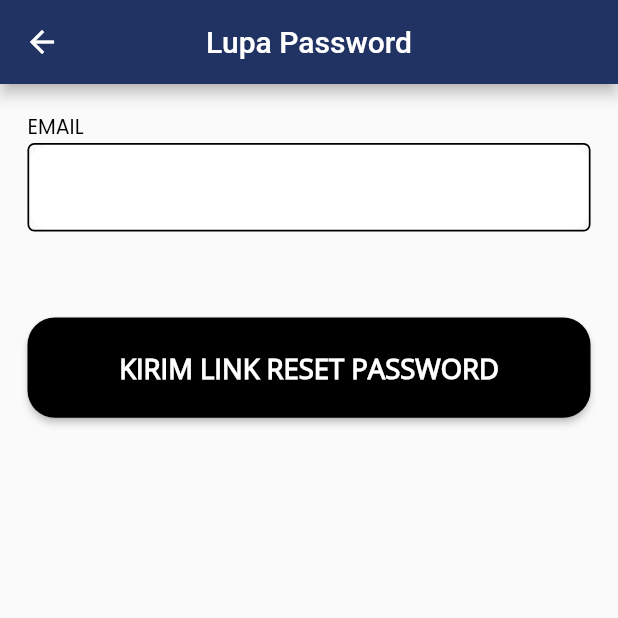
After one commit to wandacp/mirai_dev_order_monitoring, a Flutter app: the LupaPasswordView screen opened by its route, after a tap on "KIRIM LINK RESET PASSWORD", on a phone screen of 412 x 824 dp, the top half of it. The commit adds this screen. Run offline on Flutter 3.47's test engine with Material 2 defaults, Android fonts, the phone set to English and light mode, and no system bars; our stand-ins replace cloud_firestore, equatable, file_picker, firebase_auth, firebase_core, firebase_storage and 4 more; accounts and stored records are empty; statements that could not run were skipped.

Commit message:
add lupa password

```diff
--- a/lib/app/modules/auth/controllers/auth_controller.dart
+++ b/lib/app/modules/auth/controllers/auth_controller.dart
@@ -107,6 +107,23 @@ class AuthController extends GetxController {
     toggleIsLoadingData();
   }
 
+  Future<void> lupaPassword(String email) async {
+    try {
+      await FirebaseAuth.instance
+          .sendPasswordResetEmail(email: email)
+          .then((value) {
+        Get.back(closeOverlays: true);
+        Get.snackbar(
+            "Reset Password Berhasil", "Link reset password telah dikirimkan.");
+      });
+    } on FirebaseAuthException catch (e) {
+      if (e.code == 'user-not-found') {
+        print('No user found for that email.');
+        Get.snackbar("Reset Password Gagal", "Email anda belum terdaftar");
+      }
+    }
+  }
+
   Future<void> updateDataUser(UserApp userApp) async {
     try {
       await FirebaseFirestore.instance
--- a/lib/app/modules/login/views/login_view.dart
+++ b/lib/app/modules/login/views/login_view.dart
@@ -4,6 +4,7 @@ import 'package:flutter_screenutil/flutter_screenutil.dart';
 import 'package:get/get.dart';
 import 'package:mirai_dev_order_monitoring/app/data/fonts.dart';
 import 'package:mirai_dev_order_monitoring/app/modules/auth/controllers/auth_controller.dart';
+import 'package:mirai_dev_order_monitoring/app/routes/app_pages.dart';
 
 import '../controllers/login_controller.dart';
 
@@ -161,6 +162,15 @@ class LoginView extends GetView<LoginController> {
                           ),
                         ),
                         SizedBox(
+                          height: 16.h,
+                        ),
+                        InkWell(
+                          onTap: () {
+                            Get.toNamed(Routes.LUPA_PASSWORD);
+                          },
+                          child: Text("Lupa Password ? "),
+                        ),
+                        SizedBox(
                           height: 48.h,
                         ),
                         Container(
--- /dev/null
+++ b/lib/app/modules/lupa_password/bindings/lupa_password_binding.dart
@@ -0,0 +1,12 @@
+import 'package:get/get.dart';
+
+import '../controllers/lupa_password_controller.dart';
+
+class LupaPasswordBinding extends Bindings {
+  @override
+  void dependencies() {
+    Get.lazyPut<LupaPasswordController>(
+      () => LupaPasswordController(),
+    );
+  }
+}
--- /dev/null
+++ b/lib/app/modules/lupa_password/controllers/lupa_password_controller.dart
@@ -0,0 +1,29 @@
+import 'package:get/get.dart';
+
+class LupaPasswordController extends GetxController {
+  Rxn<String?> email = Rxn<String?>();
+  Rx<bool> isLoading = false.obs;
+
+  @override
+  void onInit() {
+    super.onInit();
+  }
+
+  @override
+  void onReady() {
+    super.onReady();
+  }
+
+  @override
+  void onClose() {
+    super.onClose();
+  }
+
+  void toggleIsLoading() {
+    this.isLoading.toggle();
+  }
+
+  void setEmail(String? email) {
+    this.email.value = email;
+  }
+}
--- /dev/null
+++ b/lib/app/modules/lupa_password/views/lupa_password_view.dart
@@ -0,0 +1,141 @@
+import 'package:flutter/material.dart';
+import 'package:flutter_screenutil/flutter_screenutil.dart';
+
+import 'package:get/get.dart';
+import 'package:mirai_dev_order_monitoring/app/data/fonts.dart';
+import 'package:mirai_dev_order_monitoring/app/modules/auth/controllers/auth_controller.dart';
+
+import '../controllers/lupa_password_controller.dart';
+
+class LupaPasswordView extends GetView<LupaPasswordController> {
+  final _authController = Get.find<AuthController>();
+
+  @override
+  Widget build(BuildContext context) {
+    return Scaffold(
+      appBar: AppBar(
+        title: const Text('Lupa Password'),
+        centerTitle: true,
+      ),
+      body: Container(
+        padding: EdgeInsets.all(16.r),
+        child: ListView(
+          children: [
+            Text(
+              "EMAIL",
+              style: textStyle2.copyWith(
+                color: Colors.black,
+                fontSize: 12.sp,
+              ),
+            ),
+            Container(
+              decoration: BoxDecoration(
+                color: Colors.white,
+                borderRadius: BorderRadius.circular(16.r),
+              ),
+              child: TextFormField(
+                decoration: InputDecoration(
+                  border: OutlineInputBorder(
+                    borderRadius: BorderRadius.circular(4.r),
+                    borderSide: BorderSide(
+                      color: Colors.black,
+                      width: 1.r,
+                    ),
+                  ),
+                  enabledBorder: OutlineInputBorder(
+                    borderRadius: BorderRadius.circular(4.r),
+                    borderSide: BorderSide(
+                      color: Colors.black,
+                      width: 1.r,
+                    ),
+                  ),
+                  focusedBorder: OutlineInputBorder(
+                    borderRadius: BorderRadius.circular(4.r),
+                    borderSide: BorderSide(
+                      color: Colors.black,
+                      width: 1.r,
+                    ),
+                  ),
+                ),
+                validator: (value) {
+                  if (value == null || value.isEmpty) {
+                    return 'Email tidak boleh kosong';
+                  } else if (!value.isEmail) {
+                    return 'Format email salah';
+                  }
+
+                  return null;
+                },
+                onChanged: (value) {
+                  controller.setEmail(value);
+                },
+                keyboardType: TextInputType.emailAddress,
+              ),
+            ),
+            SizedBox(
+              height: 48.h,
+            ),
+            Container(
+              decoration: BoxDecoration(
+                color: Colors.white,
+                borderRadius: BorderRadius.circular(16.r),
+              ),
+              child: Obx(
+                () => ElevatedButton(
+                  onPressed: () async {
+                    String email = controller.email.value!;
+
+                    controller.toggleIsLoading();
+
+                    await _authController.lupaPassword(email);
+
+                    controller.toggleIsLoading();
+                  },
+                  child: SizedBox(
+                    height: 56.h,
+                    child: Padding(
+                      padding: EdgeInsets.all(10.r),
+                      child: Row(
+                        mainAxisAlignment: MainAxisAlignment.center,
+                        children: [
+                          controller.isLoading.isTrue
+                              ? SizedBox(
+                                  height: 32.r,
+                                  width: 32.r,
+                                  child: CircularProgressIndicator(
+                                    color: Colors.white,
+                                  ),
+                                )
+                              : Row(
+                                  mainAxisSize: MainAxisSize.max,
+                                  mainAxisAlignment: MainAxisAlignment.center,
+                                  children: [
+                                    Text(
+                                      "KIRIM LINK RESET PASSWORD",
+                                      style: textStyle1.copyWith(
+                                        color: Colors.white,
+                                        fontSize: 16.sp,
+                                        fontWeight: FontWeight.bold,
+                                      ),
+                                    ),
+                                  ],
+                                ),
+                        ],
+                      ),
+                    ),
+                  ),
+                  style: ElevatedButton.styleFrom(
+                    backgroundColor: Colors.black,
+                    shape: RoundedRectangleBorder(
+                      borderRadius: BorderRadius.circular(16.r),
+                    ),
+                  ),
+                ),
+              ),
+            ),
+          ],
+        ),
+      ),
+    );
+  }
+}
--- a/lib/app/routes/app_pages.dart
+++ b/lib/app/routes/app_pages.dart
@@ -28,6 +28,8 @@ import '../modules/logs_project/bindings/logs_project_binding.dart';
 import '../modules/logs_project/views/logs_project_view.dart';
 import '../modules/logs_project_customer/bindings/los_project_customer_binding.dart';
 import '../modules/logs_project_customer/views/los_project_customer_view.dart';
+import '../modules/lupa_password/bindings/lupa_password_binding.dart';
+import '../modules/lupa_password/views/lupa_password_view.dart';
 import '../modules/update_project_customer/bindings/update_project_customer_binding.dart';
 import '../modules/update_project_customer/views/update_project_customer_view.dart';
 
@@ -114,5 +116,10 @@ class AppPages {
       page: () => ErrorBugTicketsCustomerView(),
       binding: ErrorBugTicketsCustomerBinding(),
     ),
+    GetPage(
+      name: _Paths.LUPA_PASSWORD,
+      page: () => LupaPasswordView(),
+      binding: LupaPasswordBinding(),
+    ),
   ];
 }
--- a/lib/app/routes/app_routes.dart
+++ b/lib/app/routes/app_routes.dart
@@ -18,6 +18,7 @@ abstract class Routes {
   static const UPDATE_PROJECT_CUSTOMER = _Paths.UPDATE_PROJECT_CUSTOMER;
   static const LOGS_PROJECT_CUSTOMER = _Paths.LOGS_PROJECT_CUSTOMER;
   static const ERROR_BUG_TICKETS_CUSTOMER = _Paths.ERROR_BUG_TICKETS_CUSTOMER;
+  static const LUPA_PASSWORD = _Paths.LUPA_PASSWORD;
 }
 
 abstract class _Paths {
@@ -37,4 +38,5 @@ abstract class _Paths {
   static const UPDATE_PROJECT_CUSTOMER = '/update-project-customer';
   static const LOGS_PROJECT_CUSTOMER = '/logs-project-customer';
   static const ERROR_BUG_TICKETS_CUSTOMER = '/error-bug-tickets-customer';
+  static const LUPA_PASSWORD = '/lupa-password';
 }
```
Also changed, not shown: 1 other file.
